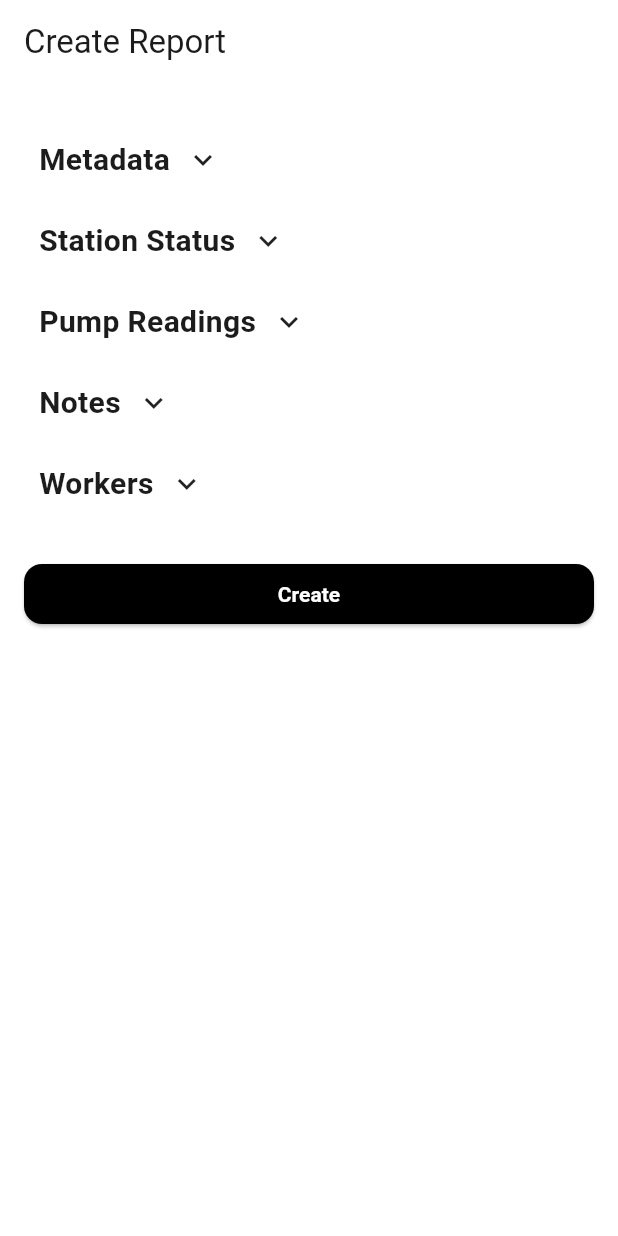
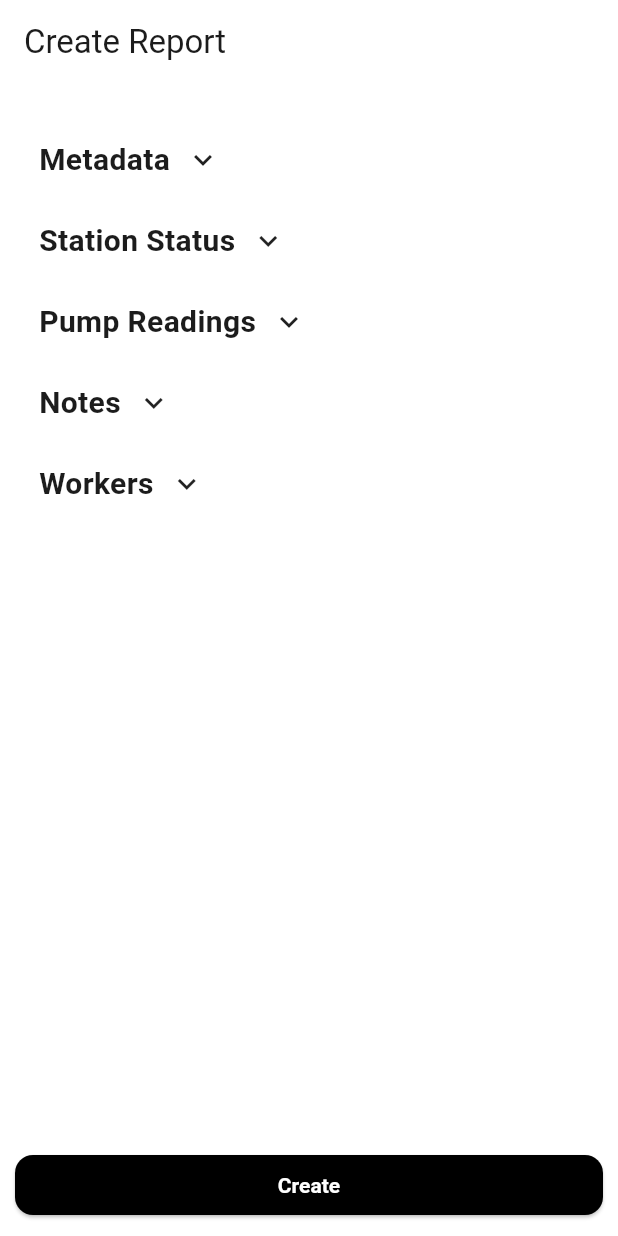
Before and after one commit to abdulrahmanal-tayeb/ygc_reports, a Flutter app: the screen it shows after launch, on a phone screen of 412 x 824 dp. Run offline on Flutter 3.47's test engine with Material 3 defaults, Android fonts, the phone set to English and light mode, and no system bars; our stand-ins replace go_router, pdf, permission_handler, printing, share_plus, signature; missing offline and left inert: flutter_pdfview, pdf_render; project files that could hold a hidden picture were left out.

Commit message:
Minor bug fixes

```diff
--- a/lib/features/creation/presentation/screens/create_report_screen.dart
+++ b/lib/features/creation/presentation/screens/create_report_screen.dart
@@ -21,10 +21,7 @@ class CreateReportScreen extends StatelessWidget {
   Widget build(BuildContext context) {
     return ChangeNotifierProvider(
       create: (_) => ReportProvider(),
-      child: Scaffold(
-        appBar: AppBar(title: Text('Create Report')),
-        body: const CreateReportForm(),
-      ),
+      child: const CreateReportForm(),
     );
   }
 }
@@ -98,7 +95,9 @@ class _CreateReportFormState extends State<CreateReportForm> {
     final model = provider.model;
 
     debugPrint("MOOOOOOOOOOOOOOOOOOOOOOOOOOOdEL: ${provider.model.totalLoad}");
-    return Form(
+    return Scaffold(
+        appBar: AppBar(title: Text('Create Report')),
+        body: Form(
           child: ListView(
             padding: const EdgeInsets.all(16),
             children: [
@@ -296,12 +295,15 @@ class _CreateReportFormState extends State<CreateReportForm> {
 
                 ],
               ),
-          const SizedBox(height: 30),
-          ElevatedButton(
+            ],
+          ),
+        ),
+        bottomNavigationBar: Padding(
+          padding: const EdgeInsets.all(10),
+          child: ElevatedButton(
             onPressed: () => _generateReport(provider),
             child: const Text("Create")
           )
-        ],
         ),
       );
   }
@@ -328,8 +330,12 @@ class _CreateReportFormState extends State<CreateReportForm> {
           const SizedBox(height: 10,),
           ElevatedButton(
             onPressed: () async {
+              try {
                 final signature = await showSignaturePad(context);
                 provider.setField("${employee}Signature", signature);
+              } catch(e){
+                debugPrint("Couldn't get the signature: $e");
+              }
             },
             child: const Text("Sign")
           )
--- a/lib/modals/saved_report_preview/saved_report_preview.dart
+++ b/lib/modals/saved_report_preview/saved_report_preview.dart
@@ -5,7 +5,7 @@ Future<void> showReportPreview(BuildContext context, String reportPath, {void Fu
   await showModalBottomSheet(
     context: context,
     isScrollControlled: true,
-    backgroundColor: Colors.transparent,
+    backgroundColor: Colors.white,
     builder: (context) {
       return FractionallySizedBox(
         heightFactor: 0.95,
@@ -14,7 +14,7 @@ Future<void> showReportPreview(BuildContext context, String reportPath, {void Fu
           child: Scaffold(
             appBar: AppBar(
               backgroundColor: Colors.white,
-              elevation: 1,
+              elevation: 0,
               centerTitle: true,
               title: const Text(
                 'Report Preview',
```
Also changed, not shown: lib/modals/signature_pad/signature_pad.dart (+1 -7 lines). Lines whose indentation alone changed are shown as unchanged.
